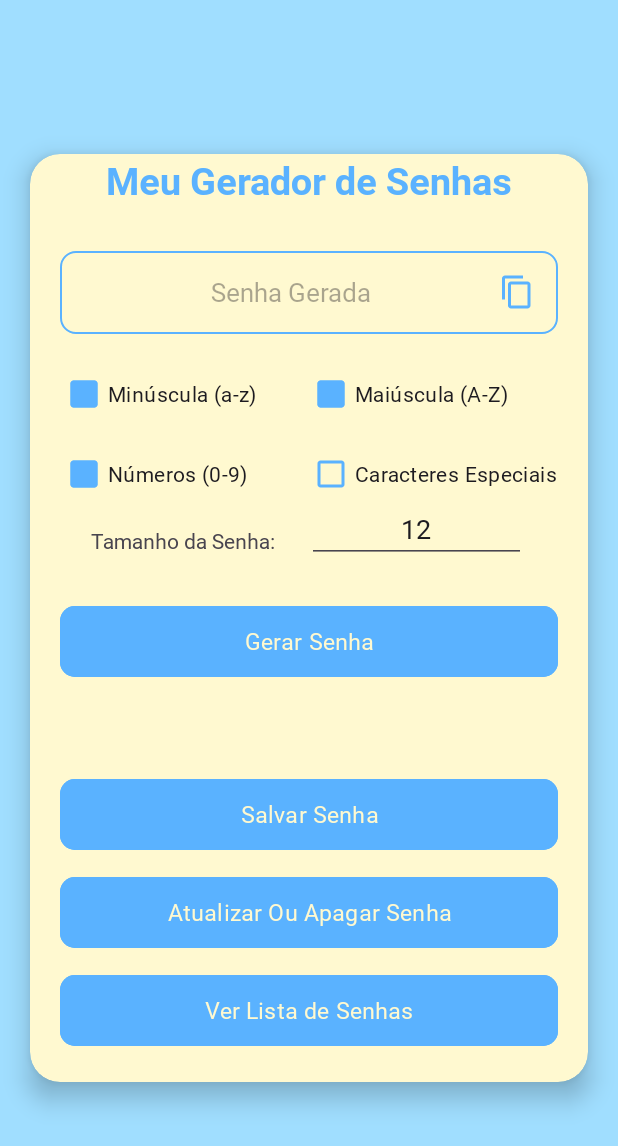
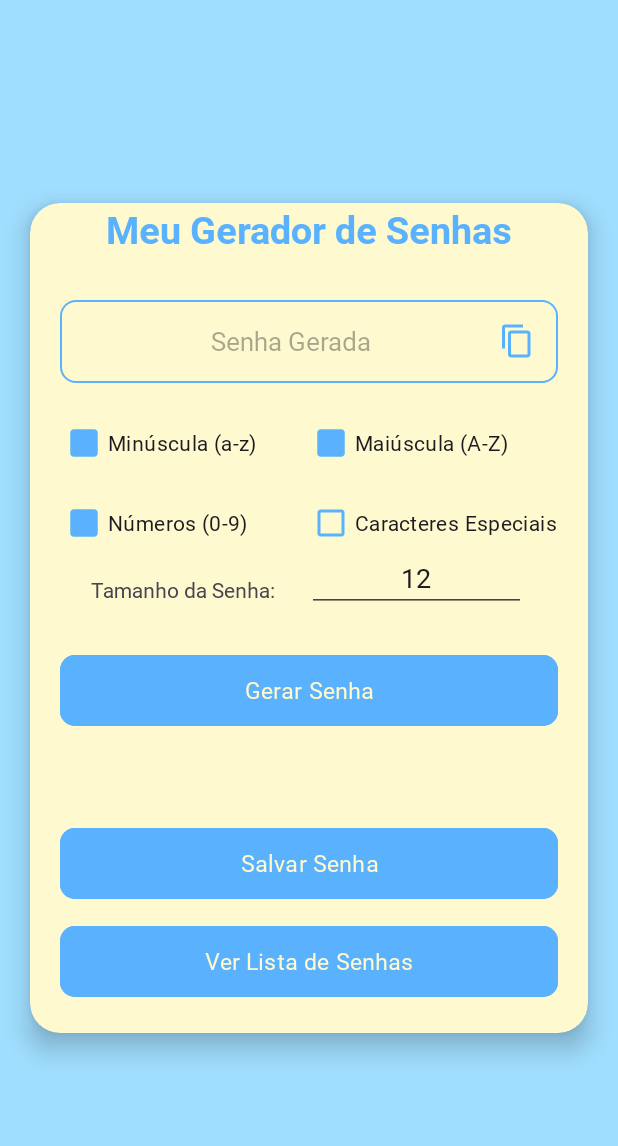
Before and after one commit to mstewart796/MinhasSenhas, an Android app: the screen it shows after launch (MainActivity), on a phone screen of 412 x 824 dp. Shown: the top 1146 px of the screen. Run offline under Robolectric (Android 15) with nearby library versions, the phone set to English and light mode, and no system bars.

Commit message:
App complete

```diff
--- a/app/src/main/java/com/example/minhassenhas/MainActivity.kt
+++ b/app/src/main/java/com/example/minhassenhas/MainActivity.kt
@@ -62,10 +62,7 @@ class MainActivity : AppCompatActivity() {
                 Toast.makeText(this@MainActivity, "Copiado!", Toast.LENGTH_SHORT).show()
             }
         }
-        binding.butaoAtualizarSenhas.setOnClickListener {
-            val intent = Intent(this, UpdateActivity::class.java)
-            startActivity(intent)
-        }
+
         binding.butaoSalvarSenhas.setOnClickListener {
             val intent = Intent(this, RegisterActivity::class.java)
             startActivity(intent)
--- a/app/src/main/res/layout/activity_list_data.xml
+++ b/app/src/main/res/layout/activity_list_data.xml
@@ -38,7 +38,7 @@
             <androidx.recyclerview.widget.RecyclerView
                 android:id="@+id/rvData"
                 android:layout_width="match_parent"
-                android:layout_height="100dp"
+                android:layout_height="500dp"
                 android:layout_marginHorizontal="20dp"
                 android:layout_marginTop="10dp"
                 android:gravity="center"
--- a/app/src/main/res/layout/activity_main.xml
+++ b/app/src/main/res/layout/activity_main.xml
@@ -144,6 +144,7 @@
                 app:layout_constraintVertical_bias="0.0"
                 tools:layout_editor_absoluteX="0dp" />
 
+
             <com.google.android.material.button.MaterialButton
                 android:id="@+id/butaoSalvarSenhas"
                 android:layout_width="match_parent"
@@ -159,24 +160,6 @@
                 app:cornerRadius="10dp"
                 app:layout_constraintBottom_toBottomOf="parent"
                 app:layout_constraintTop_toBottomOf="@id/butaoGerador"
-                app:layout_constraintVertical_bias="0.0"
-                tools:layout_editor_absoluteX="20dp" />
-
-            <com.google.android.material.button.MaterialButton
-                android:id="@+id/butaoAtualizarSenhas"
-                android:layout_width="match_parent"
-                android:layout_height="55dp"
-                android:layout_marginHorizontal="20dp"
-                android:layout_marginTop="10dp"
-                android:layout_marginBottom="20dp"
-                android:backgroundTint="#5AB2FF"
-                android:fontFamily="@font/ubuntusans"
-                android:text="@string/atualizarApagarSenha"
-                android:textColor="#FFF9D0"
-                android:textSize="15sp"
-                app:cornerRadius="10dp"
-                app:layout_constraintBottom_toBottomOf="parent"
-                app:layout_constraintTop_toBottomOf="@id/butaoSalvarSenhas"
                 app:layout_constraintVertical_bias="0.0"
                 tools:layout_editor_absoluteX="18dp" />
 
@@ -194,7 +177,7 @@
                 android:textSize="15sp"
                 app:cornerRadius="10dp"
                 app:layout_constraintBottom_toBottomOf="parent"
-                app:layout_constraintTop_toBottomOf="@id/butaoAtualizarSenhas"
+                app:layout_constraintTop_toBottomOf="@id/butaoSalvarSenhas"
                 app:layout_constraintVertical_bias="0.0"
                 tools:layout_editor_absoluteX="18dp" />
 
```
Also changed, not shown: app/src/main/java/com/example/minhassenhas/UpdateActivity.kt (+40 -12 lines), app/src/main/res/layout/password_list_item.xml (+6 -3 lines).
